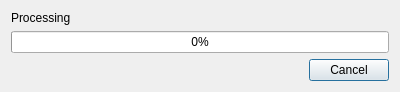
Old version of the form gwmprogressdialog.ui in the repository GWmodel-Lab/GWmodelS.
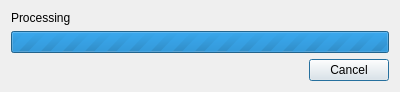
New version of the form.

Commit message: 修改：导出CSV对话框调整

Patch:
```diff
--- a/gwmprogressdialog.ui
+++ b/gwmprogressdialog.ui
@@ -29,9 +29,18 @@
    </item>
    <item>
     <widget class="QProgressBar" name="progressBar">
+     <property name="maximum">
+      <number>0</number>
+     </property>
      <property name="value">
       <number>0</number>
      </property>
+     <property name="textVisible">
+      <bool>false</bool>
+     </property>
+     <property name="invertedAppearance">
+      <bool>false</bool>
+     </property>
     </widget>
    </item>
    <item>
```
The commit also changes 5 other files.
